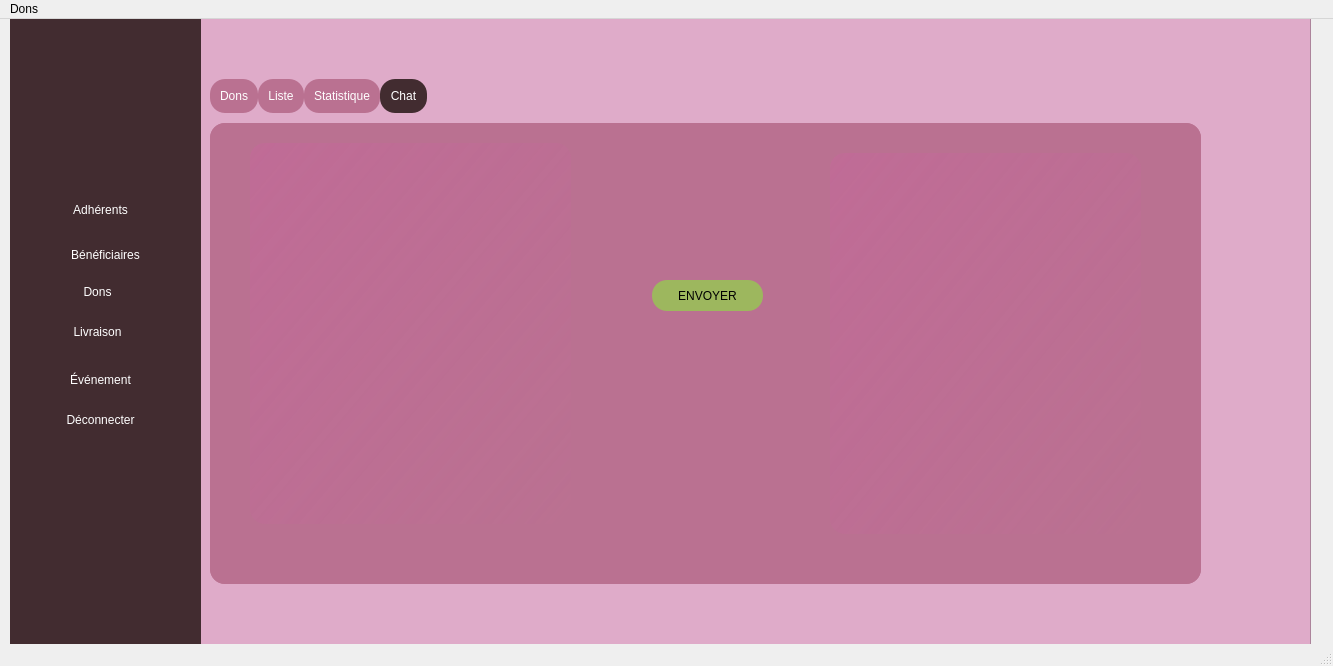
Qt form mainwindow.ui (MayssaHakimi/Projet_Share_and_Care) before a commit.
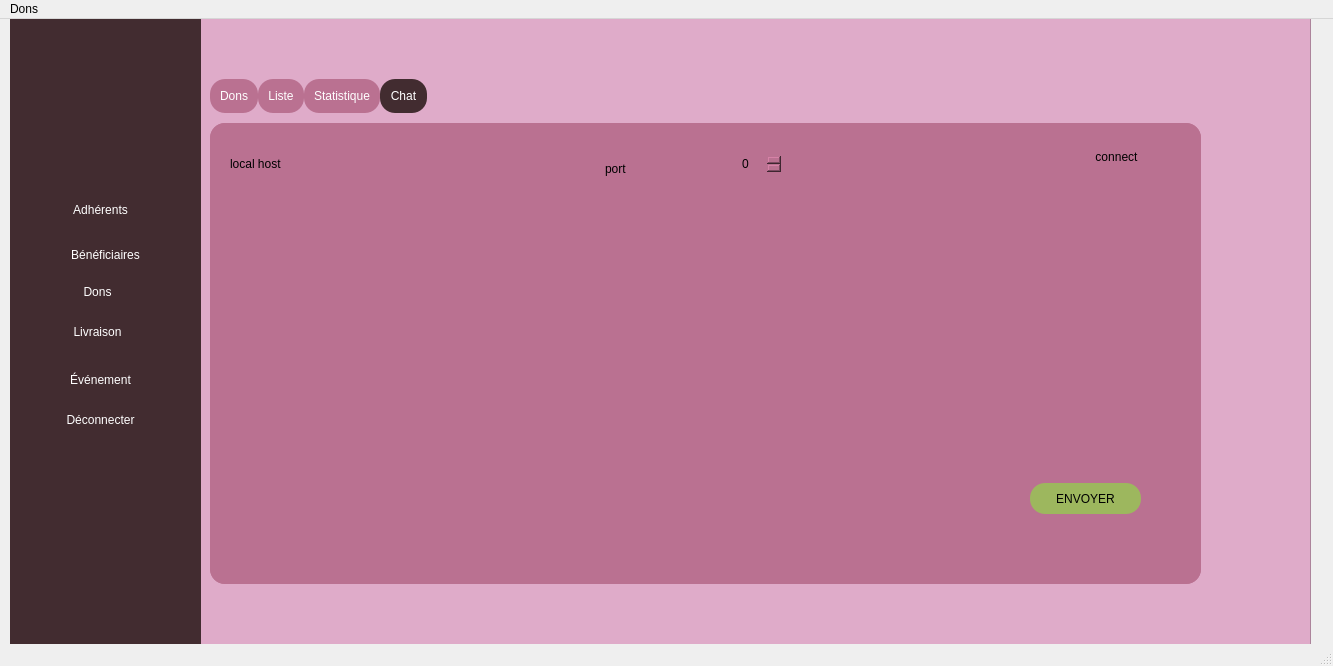
The same form after that commit. The open tabs and pages were chosen to show the change. Icons and pictures are not drawn.

```diff
--- a/mainwindow.ui
+++ b/mainwindow.ui
@@ -1248,37 +1248,11 @@
          <pixmap>../33.png</pixmap>
         </property>
        </widget>
-       <widget class="QPlainTextEdit" name="plainTextEdit">
-        <property name="geometry">
-         <rect>
-          <x>40</x>
-          <y>20</y>
-          <width>321</width>
-          <height>381</height>
-         </rect>
-        </property>
-        <property name="styleSheet">
-         <string notr="true">*{background:qlineargradient(spread:pad, x1:0, y1:0, x2:1, y2:1, stop:0 rgba(210, 90, 167, 60), stop:1 rgba(255, 255, 255, 0));}</string>
-        </property>
-       </widget>
-       <widget class="QPlainTextEdit" name="plainTextEdit_2">
-        <property name="geometry">
-         <rect>
-          <x>620</x>
-          <y>30</y>
-          <width>311</width>
-          <height>381</height>
-         </rect>
-        </property>
-        <property name="styleSheet">
-         <string notr="true">*{background:qlineargradient(spread:pad, x1:0, y1:0, x2:1, y2:1, stop:0 rgba(210, 90, 167, 60), stop:1 rgba(255, 255, 255, 0));}</string>
-        </property>
-       </widget>
        <widget class="QPushButton" name="pushButton_16">
         <property name="geometry">
          <rect>
-          <x>442</x>
-          <y>157</y>
+          <x>820</x>
+          <y>360</y>
           <width>111</width>
           <height>31</height>
          </rect>
@@ -1293,6 +1267,85 @@
          <string>ENVOYER</string>
         </property>
        </widget>
+       <widget class="QLineEdit" name="lineEdit_4">
+        <property name="geometry">
+         <rect>
+          <x>40</x>
+          <y>370</y>
+          <width>611</width>
+          <height>31</height>
+         </rect>
+        </property>
+       </widget>
+       <widget class="QTextEdit" name="textEdit">
+        <property name="geometry">
+         <rect>
+          <x>53</x>
+          <y>106</y>
+          <width>571</width>
+          <height>241</height>
+         </rect>
+        </property>
+       </widget>
+       <widget class="QLineEdit" name="lineEdit_5">
+        <property name="geometry">
+         <rect>
+          <x>140</x>
+          <y>30</y>
+          <width>231</width>
+          <height>21</height>
+         </rect>
+        </property>
+       </widget>
+       <widget class="QSpinBox" name="spinBox_3">
+        <property name="geometry">
+         <rect>
+          <x>530</x>
+          <y>30</y>
+          <width>42</width>
+          <height>22</height>
+         </rect>
+        </property>
+       </widget>
+       <widget class="QLabel" name="label_4">
+        <property name="geometry">
+         <rect>
+          <x>20</x>
+          <y>20</y>
+          <width>101</width>
+          <height>41</height>
+         </rect>
+        </property>
+        <property name="text">
+         <string>local host </string>
+        </property>
+       </widget>
+       <widget class="QLabel" name="label_5">
+        <property name="geometry">
+         <rect>
+          <x>395</x>
+          <y>30</y>
+          <width>91</width>
+          <height>31</height>
+         </rect>
+        </property>
+        <property name="text">
+         <string>port</string>
+        </property>
+       </widget>
+       <widget class="QPushButton" name="pushButton_9">
+        <property name="geometry">
+         <rect>
+          <x>860</x>
+          <y>20</y>
+          <width>93</width>
+          <height>28</height>
+         </rect>
+        </property>
+        <property name="text">
+         <string>connect</string>
+        </property>
+       </widget>
       </widget>
      </widget>
     </widget>
```
Left out of the diff: 114 changed lines with no effect on the pictures.
